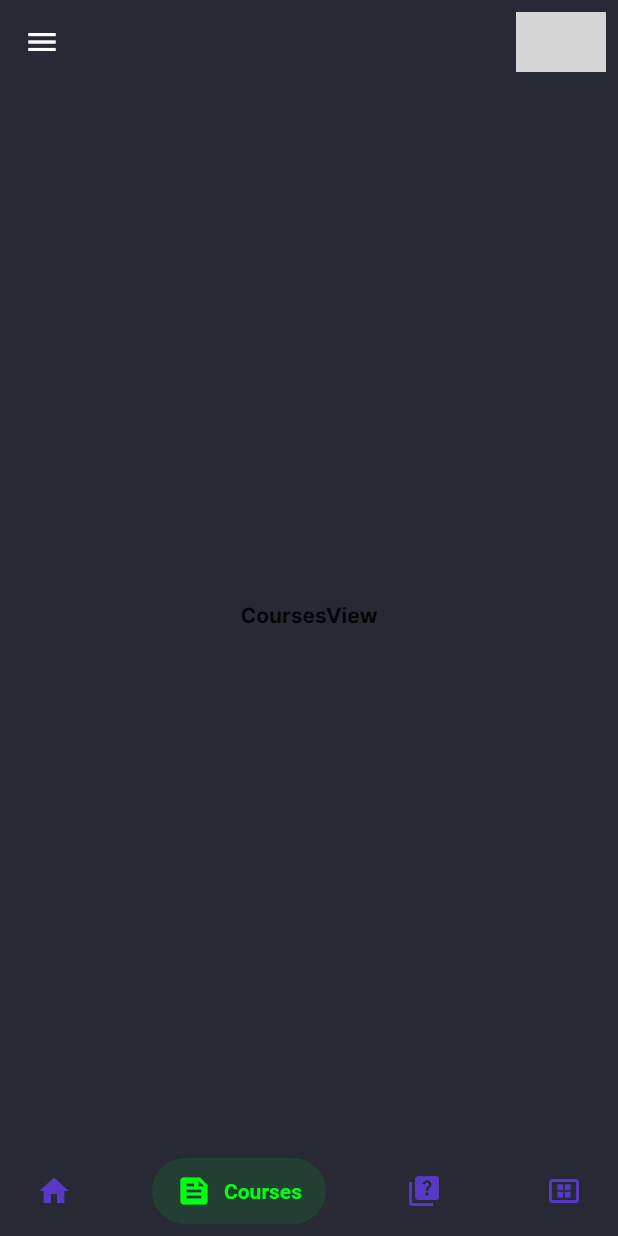
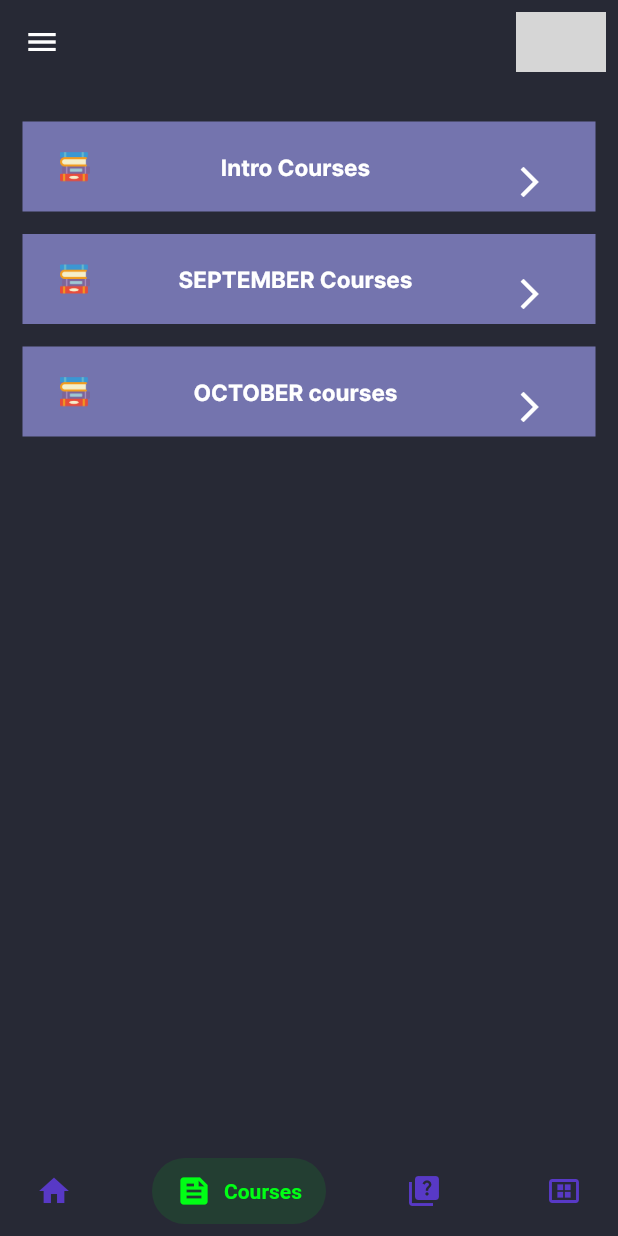
Before and after one commit to ClichyMercury/nan, a Flutter app: the MainScreen screen opened directly, item 2 of the bottom bar chosen, on a phone screen of 412 x 824 dp. Run offline on Flutter 3.47's test engine with Material 2 defaults, Android fonts, the light colour scheme and no system bars; drawn by our look-alikes of salomon_bottom_bar; network calls fail; grey boxes are pictures that could not be loaded.

Commit message:
first commit

```diff
--- a/lib/utils/constant.dart
+++ b/lib/utils/constant.dart
@@ -5,6 +5,7 @@ Color nanyellow = const Color.fromARGB(255, 255, 230, 0);
 Color nangreen = const Color.fromARGB(255, 0, 255, 21);
 Color nanpurple = const Color.fromARGB(255, 88, 57, 198);
 Color navBarColor = const Color.fromRGBO(26, 28, 52, 0);
+Color contColor = const Color.fromARGB(255, 116, 116, 174);
 TextStyle textnan = const TextStyle(
     color: Colors.white, fontSize: 15, fontWeight: FontWeight.bold);
 
--- /dev/null
+++ b/lib/utils/coursescard.dart
@@ -0,0 +1,35 @@
+import 'package:flutter/material.dart';
+import 'package:nan/utils/constant.dart';
+
+class CoursesCard extends StatelessWidget {
+  final String data;
+  const CoursesCard({super.key, required this.data});
+
+  @override
+  Widget build(BuildContext context) {
+    return Container(
+      color: contColor,
+      padding: const EdgeInsets.all(20),
+      height: 60,
+      child: Row(
+        mainAxisAlignment: MainAxisAlignment.spaceBetween,
+        children: [
+          Image.asset(
+            "assets/icons/book.png",
+            height: 30,
+            width: 30,
+          ),
+          Text(
+            data,
+            style: TextStyle(color: Colors.white, fontSize: 15),
+          ),
+          IconButton(
+            onPressed: () {},
+            icon: Icon(Icons.arrow_forward_ios),
+            color: Colors.white,
+          )
+        ],
+      ),
+    );
+  }
+}
--- a/lib/utils/projectview.dart
+++ b/lib/utils/projectview.dart
@@ -1,4 +1,5 @@
 import 'package:flutter/material.dart';
+import 'package:nan/utils/constant.dart';
 
 class ProjectCard extends StatelessWidget {
   final IconData icon;
@@ -19,7 +20,7 @@ class ProjectCard extends StatelessWidget {
   Widget build(BuildContext context) {
     return Container(
       height: 75,
-      color: Colors.white38,
+      color: contColor,
       child: Row(
         mainAxisAlignment: MainAxisAlignment.spaceBetween,
         children: [
@@ -38,7 +39,8 @@ class ProjectCard extends StatelessWidget {
               )
             ],
           ),
-          Text(projectName, style: TextStyle(color: Colors.black)),
+          Text(projectName,
+              style: TextStyle(color: Colors.black, fontSize: 20)),
           IconButton(onPressed: () {}, icon: Icon(Icons.arrow_forward_ios))
         ],
       ),
--- a/lib/views/NavBarView/courses.dart
+++ b/lib/views/NavBarView/courses.dart
@@ -1,11 +1,29 @@
 import 'package:flutter/cupertino.dart';
+import 'package:nan/utils/coursescard.dart';
 
-
-class CoursesView extends StatelessWidget {
+class CoursesView extends StatefulWidget {
   const CoursesView({super.key});
 
   @override
+  State<CoursesView> createState() => _CoursesViewState();
+}
+
+class _CoursesViewState extends State<CoursesView> {
+  @override
   Widget build(BuildContext context) {
-    return const Center(child:Text("CoursesView"),);
+    return Padding(
+      padding: const EdgeInsets.symmetric(horizontal: 15.0, vertical: 25),
+      child: Column(
+        children: [
+          CoursesCard(data: 'Intro Courses'),
+          SizedBox(height: 15),
+          CoursesCard(data: "SEPTEMBER Courses"),
+          SizedBox(height: 15),
+          CoursesCard(
+            data: "OCTOBER courses",
+          )
+        ],
+      ),
+    );
   }
 }
--- a/lib/views/NavBarView/project.dart
+++ b/lib/views/NavBarView/project.dart
@@ -1,4 +1,3 @@
-import 'package:flutter/cupertino.dart';
 import 'package:flutter/material.dart';
 import 'package:nan/utils/projectview.dart';
 
--- a/pubspec.yaml
+++ b/pubspec.yaml
@@ -63,6 +63,7 @@ flutter:
   # To add assets to your application, add an assets section, like this:
   assets:
      - assets/images/
+     - assets/icons/
 
   # An image asset can refer to one or more resolution-specific "variants", see
   # https://flutter.dev/assets-and-images/#resolution-aware
```
Also changed, not shown: assets/icons/book.png (added).
